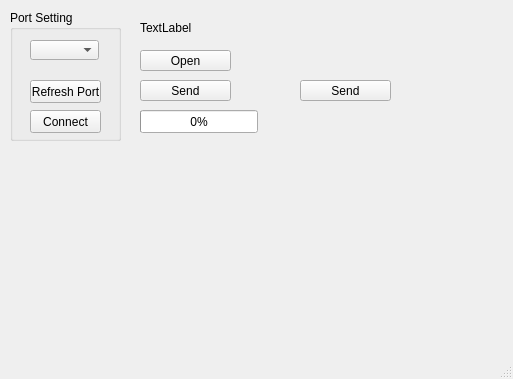
Above: mainwindow.ui from flishet/GUI-Bootloader before the change. Below: the same form after it.
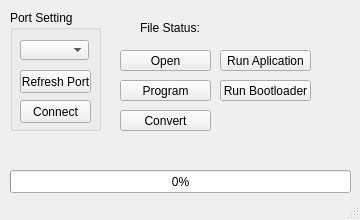
That is the form after the change.

```diff
--- a/mainwindow.ui
+++ b/mainwindow.ui
@@ -6,10 +6,28 @@
    <rect>
     <x>0</x>
     <y>0</y>
-    <width>513</width>
-    <height>379</height>
+    <width>360</width>
+    <height>220</height>
    </rect>
   </property>
+  <property name="sizePolicy">
+   <sizepolicy hsizetype="Fixed" vsizetype="Fixed">
+    <horstretch>0</horstretch>
+    <verstretch>0</verstretch>
+   </sizepolicy>
+  </property>
+  <property name="minimumSize">
+   <size>
+    <width>360</width>
+    <height>220</height>
+   </size>
+  </property>
+  <property name="maximumSize">
+   <size>
+    <width>360</width>
+    <height>220</height>
+   </size>
+  </property>
   <property name="windowTitle">
    <string>MainWindow</string>
   </property>
@@ -17,7 +35,7 @@
    <widget class="QPushButton" name="btn_open">
     <property name="geometry">
      <rect>
-      <x>140</x>
+      <x>120</x>
       <y>50</y>
       <width>91</width>
       <height>21</height>
@@ -32,8 +50,8 @@
      <rect>
       <x>10</x>
       <y>10</y>
-      <width>111</width>
-      <height>131</height>
+      <width>91</width>
+      <height>121</height>
      </rect>
     </property>
     <property name="title">
@@ -42,7 +60,7 @@
     <widget class="QComboBox" name="combo_port">
      <property name="geometry">
       <rect>
-       <x>20</x>
+       <x>10</x>
        <y>30</y>
        <width>69</width>
        <height>20</height>
@@ -52,8 +70,8 @@
     <widget class="QPushButton" name="btn_port">
      <property name="geometry">
       <rect>
-       <x>20</x>
-       <y>100</y>
+       <x>10</x>
+       <y>90</y>
        <width>71</width>
        <height>23</height>
       </rect>
@@ -71,8 +89,8 @@
     <widget class="QPushButton" name="pushButton_2">
      <property name="geometry">
       <rect>
-       <x>20</x>
-       <y>70</y>
+       <x>10</x>
+       <y>60</y>
        <width>71</width>
        <height>23</height>
       </rect>
@@ -85,14 +103,14 @@
    <widget class="QPushButton" name="btn_send">
     <property name="geometry">
      <rect>
-      <x>140</x>
+      <x>120</x>
       <y>80</y>
       <width>91</width>
       <height>21</height>
      </rect>
     </property>
     <property name="text">
-     <string>Send</string>
+     <string>Program</string>
     </property>
    </widget>
    <widget class="QLabel" name="label">
@@ -105,15 +123,15 @@
      </rect>
     </property>
     <property name="text">
-     <string>TextLabel</string>
+     <string>File Status:</string>
     </property>
    </widget>
    <widget class="QProgressBar" name="progressBar">
     <property name="geometry">
      <rect>
-      <x>140</x>
-      <y>110</y>
-      <width>118</width>
+      <x>10</x>
+      <y>170</y>
+      <width>341</width>
       <height>23</height>
      </rect>
     </property>
@@ -133,14 +151,56 @@
    <widget class="QPushButton" name="btn_send_2">
     <property name="geometry">
      <rect>
-      <x>300</x>
+      <x>220</x>
+      <y>50</y>
+      <width>91</width>
+      <height>21</height>
+     </rect>
+    </property>
+    <property name="text">
+     <string>Run Aplication</string>
+    </property>
+   </widget>
+   <widget class="QPushButton" name="btn_send_3">
+    <property name="geometry">
+     <rect>
+      <x>220</x>
       <y>80</y>
       <width>91</width>
       <height>21</height>
      </rect>
     </property>
     <property name="text">
-     <string>Send</string>
+     <string>Run Bootloader</string>
+    </property>
+   </widget>
+   <widget class="QLabel" name="label_2">
+    <property name="geometry">
+     <rect>
+      <x>10</x>
+      <y>139</y>
+      <width>341</width>
+      <height>31</height>
+     </rect>
+    </property>
+    <property name="text">
+     <string/>
+    </property>
+    <property name="alignment">
+     <set>Qt::AlignmentFlag::AlignCenter</set>
+    </property>
+   </widget>
+   <widget class="QPushButton" name="btn_send_4">
+    <property name="geometry">
+     <rect>
+      <x>120</x>
+      <y>110</y>
+      <width>91</width>
+      <height>21</height>
+     </rect>
+    </property>
+    <property name="text">
+     <string>Convert</string>
     </property>
    </widget>
   </widget>
```
Left out of the diff: 2 changed lines with no effect on the pictures.
